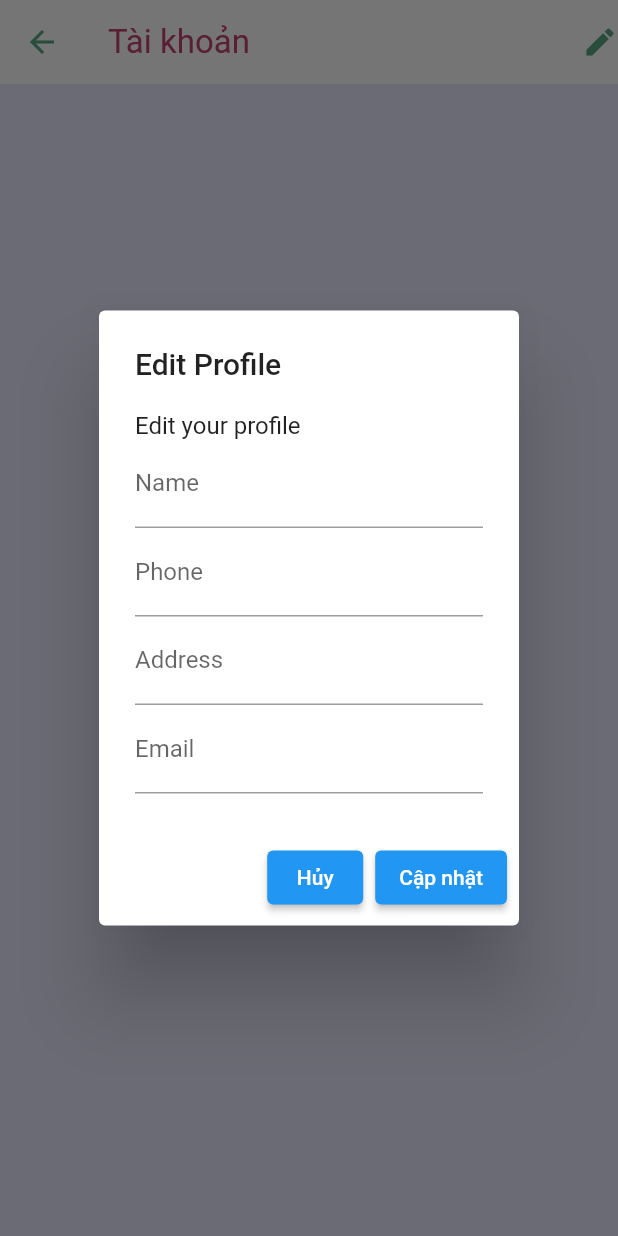
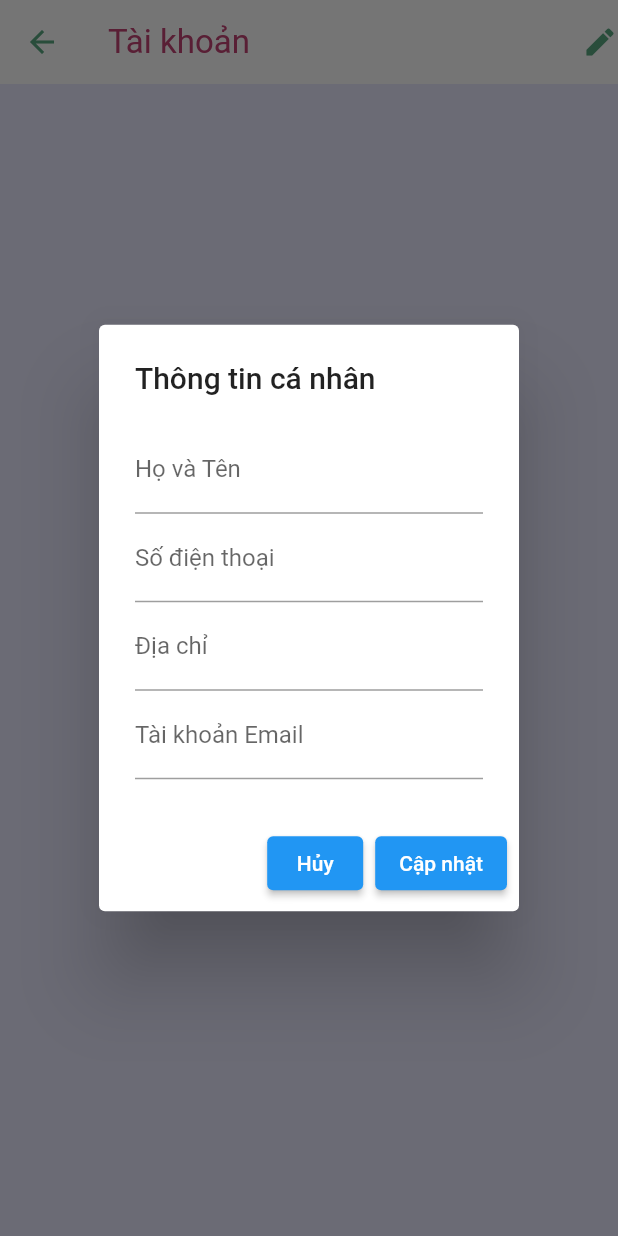
Before and after one commit to minhthaodev95/e-commerce_flutter_and_nodejs, a Flutter app: the AccountScreen screen opened by its route, after a tap on the "edit" icon, on a phone screen of 412 x 824 dp. Run offline on Flutter 3.47's test engine with Material 2 defaults, Android fonts, the phone set to English and light mode, and no system bars; our stand-ins replace bloc, dio, equatable, flutter_bloc, flutter_secure_storage, flutter_svg and 1 more; accounts and stored records are empty.

Commit message:
update UI2

```diff
--- a/frontend_flutter/lib/src/configs/routes/app_routes.dart
+++ b/frontend_flutter/lib/src/configs/routes/app_routes.dart
@@ -7,6 +7,7 @@ import 'package:frontend_ecommerce_app/src/ui/screens/onboarding/onboarding.dart
 import 'package:frontend_ecommerce_app/src/ui/screens/main/main.dart';
 import 'package:frontend_ecommerce_app/src/ui/screens/profile/profile.dart';
 import 'package:frontend_ecommerce_app/src/ui/screens/profile/profile_child_screen/account.dart';
+import 'package:frontend_ecommerce_app/src/ui/screens/profile/profile_child_screen/order_screen.dart';
 import 'package:frontend_ecommerce_app/src/ui/screens/profile/profile_child_screen/products.dart';
 import 'package:frontend_ecommerce_app/src/ui/screens/search/search.dart';
 
@@ -44,6 +45,8 @@ class AppRoute {
           return _materialRoute(MyProductsScreen(userId: args['userId']));
         }
         break;
+      case '/myorders':
+        return _materialRoute(const OrderScreen());
       default:
     }
   }
--- a/frontend_flutter/lib/src/ui/screens/profile/profile_child_screen/account.dart
+++ b/frontend_flutter/lib/src/ui/screens/profile/profile_child_screen/account.dart
@@ -59,33 +59,32 @@ class _AccountScreenState extends State<AccountScreen> {
             }
 
             return AlertDialog(
-              title: Text('Edit Profile'),
+              title: Text('Thông tin cá nhân'),
               content: SingleChildScrollView(
                 child: ListBody(
                   children: <Widget>[
-                    Text('Edit your profile'),
                     TextField(
                       controller: nameController,
-                      decoration: InputDecoration(
-                        labelText: 'Name',
+                      decoration: const InputDecoration(
+                        labelText: 'Họ và Tên',
                       ),
                     ),
                     TextField(
                       controller: phoneController,
                       decoration: InputDecoration(
-                        labelText: 'Phone',
+                        labelText: 'Số điện thoại',
                       ),
                     ),
                     TextField(
                       controller: addressController,
                       decoration: InputDecoration(
-                        labelText: 'Address',
+                        labelText: 'Địa chỉ',
                       ),
                     ),
                     TextField(
                       controller: emailController,
                       decoration: InputDecoration(
-                        labelText: 'Email',
+                        labelText: 'Tài khoản Email',
                       ),
                     ),
                   ],
@@ -133,7 +132,8 @@ class _AccountScreenState extends State<AccountScreen> {
               // style: TextStyle(color: AppTheme.colors.text1),
             ),
             actions: [
-              GestureDetector(onTap: editProfile, child: Icon(Icons.edit)),
+              GestureDetector(
+                  onTap: editProfile, child: const Icon(Icons.edit)),
             ]),
         body: BlocBuilder<AuthBloc, AuthState>(
           builder: (context, state) {
@@ -194,9 +194,9 @@ class _AccountScreenState extends State<AccountScreen> {
                             ),
                             const SizedBox(height: 5),
                             if (state.user.role == 'shopOwner')
-                              Text('Người bán hàng'),
+                              const Text('Người bán hàng'),
                             if (state.user.role == 'customer')
-                              Text('Khách hàng'),
+                              const Text('Khách hàng'),
                           ],
                         ),
                       ],
```
Also changed, not shown: frontend_flutter/lib/src/ui/screens/profile/profile_child_screen/order_screen.dart (added, +20 -0 lines), 2 other files.
